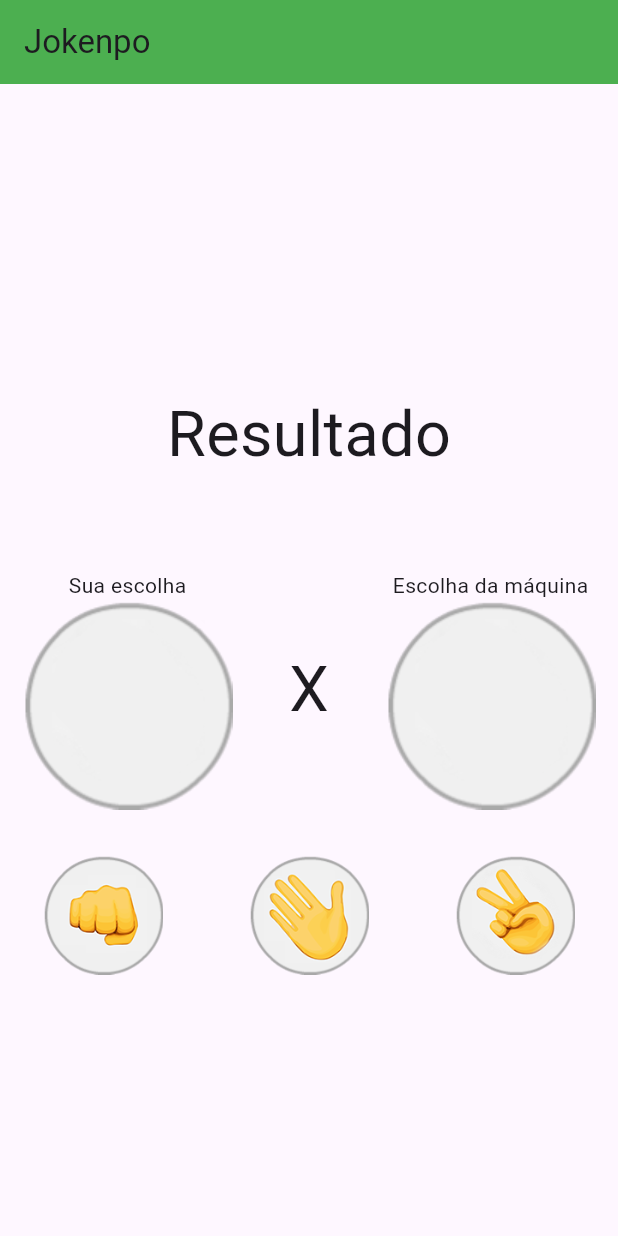
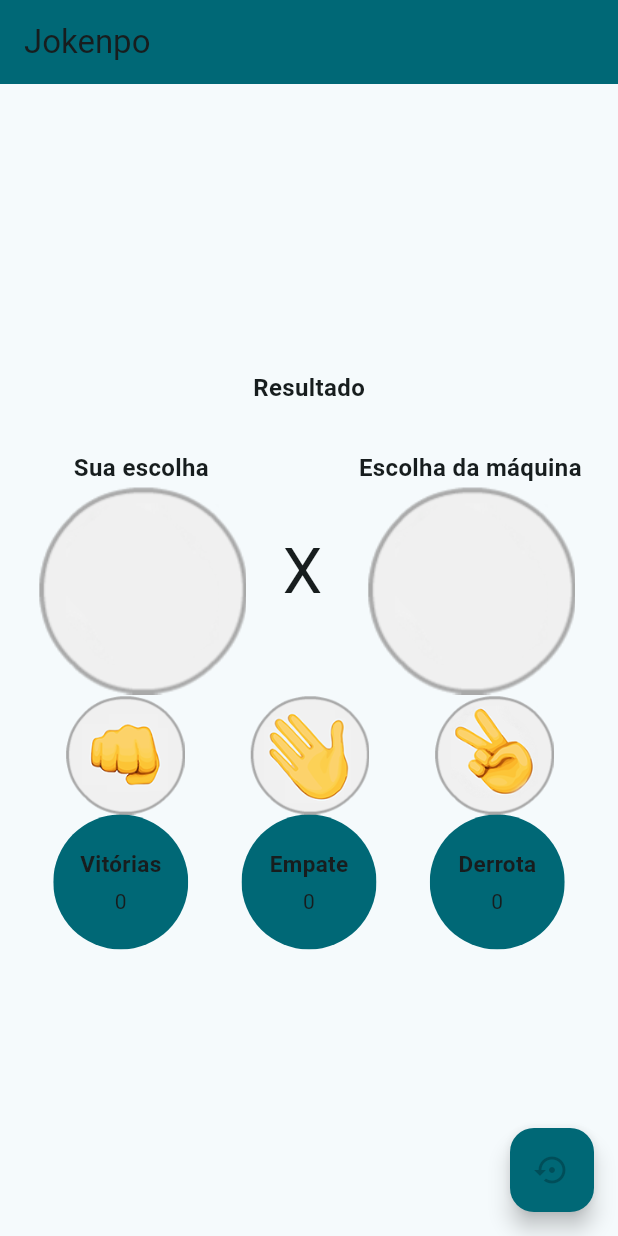
Before and after one commit to LeandroClaytonPivovarsky/jokenpo, a Flutter app: the screen it shows after launch, on a phone screen of 412 x 824 dp. Run offline on Flutter 3.47's test engine with Material 3 defaults, Android fonts, the phone set to English and light mode, and no system bars.

Commit message:
Realizados algumas alterações feitas pelo professor

```diff
--- a/lib/home.dart
+++ b/lib/home.dart
@@ -1,3 +1,5 @@
+import 'dart:math';
+
 import 'package:flutter/cupertino.dart';
 import 'package:flutter/material.dart';
 import 'package:flutter/widgets.dart';
@@ -29,13 +31,13 @@ class MyApp extends StatelessWidget {
         colorScheme: ColorScheme.fromSeed(seedColor: Colors.deepPurple),
         useMaterial3: true,
       ),
-      home: const MyHomePage(title: 'Flutter Demo Home Page'),
+      home: const Jokenpo(title: 'Flutter Demo Home Page'),
     );
   }
 }
 
-class MyHomePage extends StatefulWidget {
-  const MyHomePage({super.key, required this.title});
+class Jokenpo extends StatefulWidget {
+  const Jokenpo({super.key, required this.title});
 
   // This widget is the home page of your application. It is stateful, meaning
   // that it has a State object (defined below) that contains fields that affect
@@ -49,85 +51,171 @@ class MyHomePage extends StatefulWidget {
   final String title;
 
   @override
-  State<MyHomePage> createState() => _MyHomePageState();
+  State<Jokenpo> createState() => _JokenpoState();
 }
 
-class _MyHomePageState extends State<MyHomePage> {
+class _JokenpoState extends State<Jokenpo> {
+  final _imgPadrao = Image(image: AssetImage('assets/images/padrao.png'));
 
+  var _imgApp = Image(image: AssetImage('assets/images/padrao.png'));
+  var _imgAppMaquina = Image(image: AssetImage('assets/images/padrao.png'));
+  String _mensagem = 'Resultado';
+  int numVitorias = 0;
+  int numDerrotas = 0;
+  int numEmpates = 0;
+
+  void _joga(String opcaoJogador) {
+    final lista_opcoes = ['pedra', 'papel', 'tesoura'];
+    final opcaoApp = lista_opcoes[Random().nextInt(3)];
+
+    setState(() {
+      _imgApp = Image(image: AssetImage('assets/images/$opcaoJogador.png'));
+      _imgAppMaquina = Image(image: AssetImage('assets/images/$opcaoApp.png'));
+      _mensagem = _resultado(opcaoJogador, opcaoApp);
+    });
+  }
+
+  String _resultado(String opcaoJogador, String opcaoApp) {
+    final mensagem;
+
+    if ((opcaoJogador == 'pedra' && opcaoApp == 'tesoura') ||
+        (opcaoJogador == 'papel' && opcaoApp == 'pedra') ||
+        (opcaoJogador == 'tesoura' && opcaoApp == 'papel')) {
+      numVitorias++;
+      return 'Jogador ganhou!!';
+    } else if (opcaoApp == opcaoJogador) {
+      numEmpates++;
+      return 'Empate!!!';
+    } else {
+      numDerrotas++;
+      return "A máquina ganhou!";
+    }
+  }
 
   @override
   Widget build(BuildContext context) {
     return Scaffold(
       appBar: AppBar(
-          backgroundColor: Colors.green,
+        backgroundColor: Theme.of(context).colorScheme.primary,
         title: const Text("Jokenpo"),
       ),
-        body:const Column(
+      body: Column(
         mainAxisAlignment: MainAxisAlignment.center,
         children: [
           Padding(
-                padding: EdgeInsets.all(30),
-                child:  Text("Resultado",
-                textScaler: TextScaler.linear(3),) ,
+            padding: EdgeInsets.only(bottom: 30),
+            child: textHome(_mensagem),
           ),
-              Padding(
-                padding: EdgeInsets.only(top: 30, bottom: 30, left: 15, right: 15),
-                child:Row(
-                  mainAxisAlignment: MainAxisAlignment.spaceBetween,
+          Row(
+            mainAxisAlignment: MainAxisAlignment.spaceEvenly,
             children: [
               Column(children: [
-                      Align(
-                        alignment: Alignment.centerLeft,
-                        child: Text("Sua escolha")
-                      ),
-                      Align(
-                        alignment: Alignment.centerLeft,
-                        child: Image(
-                            image: AssetImage('assets/images/padrao.png'),
+                SizedBox(
+                  width: 120,
+                  child: Align(
+                    alignment: Alignment.center,
+                    child: textHome("Sua escolha"),
                   ),
                 ),
+                Align(alignment: Alignment.center, child: _imgApp),
               ]),
-                    Column(children: [
+              Column(
+                children: [
                   Text(
                     "X",
-                        textScaler: TextScaler.linear(3),)
-                    ],),
-
-                    Column(children: [
-                      Text("Escolha da máquina"),
-                      Align(
-                      alignment: Alignment.centerRight,
-                      child: Image(
-                        image: AssetImage('assets/images/padrao.png'))
+                    textScaler: TextScaler.linear(3),
                   )
-                    ],)
-                  ],),
+                ],
               ),
+              Column(
+                children: [
+                  textHome("Escolha da máquina"),
+                  Align(alignment: Alignment.centerRight, child: _imgAppMaquina)
+                ],
+              ),
+            ],
+          ),
+          Row(mainAxisAlignment: MainAxisAlignment.spaceEvenly, children: [
+            choisePlayerDetector('pedra',
+                image: Image.asset(
+                  'assets/images/pedra.png',
+                  width: 80,
+                )),
+            choisePlayerDetector('papel',
+                image: Image.asset(
+                  'assets/images/papel.png',
+                  width: 80,
+                )),
+            choisePlayerDetector('tesoura',
+                image: Image.asset(
+                  'assets/images/tesoura.png',
+                  width: 80,
+                )),
+          ]),
           Row(
-                mainAxisAlignment: MainAxisAlignment.spaceAround,
+            mainAxisAlignment: MainAxisAlignment.spaceEvenly,
             children: [
-                  SizedBox(
-                    width: 80,
-                    child: Image(
-                      image: AssetImage('assets/images/pedra.png')),
-
-                  ),
-                  SizedBox(
-                    width: 80,
-                    child: Image(
-                      image: AssetImage('assets/images/papel.png')),
-
-                  ),
-                  SizedBox(
-                    width: 80,
-                    child: Image(
-                      image: AssetImage('assets/images/tesoura.png')),
-
-                  )
-                ])
+              counterWrapCircle('Vitórias', numVitorias.toString()),
+              counterWrapCircle('Empate', numEmpates.toString()),
+              counterWrapCircle('Derrota', numDerrotas.toString()),
             ],
           )
+        ],
+      ),
+      floatingActionButton: FloatingActionButton(
+        onPressed: () {
+          setState(() {
+            numVitorias = 0;
+            numEmpates = 0;
+            numDerrotas = 0;
+            _imgApp = _imgPadrao;
+            _imgAppMaquina = _imgPadrao;
+          });
+        },
+        child: const Icon(Icons.settings_backup_restore_sharp),
+        backgroundColor: Theme.of(context).colorScheme.primary,
+      ),
     );
+  }
 
+  Text textHome(String text) {
+    return Text(
+      text,
+      style: TextStyle(fontWeight: FontWeight.bold, fontSize: 16),
+    );
+  }
+
+  GestureDetector choisePlayerDetector(String PlayerOpp, {Image? image}) {
+    return GestureDetector(
+      onTap: () => _joga(PlayerOpp),
+      child: image,
+    );
+  }
+
+  SizedBox counterWrapCircle(String textTop, String textBottom) {
+    return SizedBox(
+        height: 90,
+        width: 90,
+        child: ClipOval(
+          child: Material(
+            color: Theme.of(context).colorScheme.primary,
+            child:
+                Column(mainAxisAlignment: MainAxisAlignment.center, children: [
+              Text(
+                textTop,
+                style: const TextStyle(
+                  fontSize: 15,
+                  fontWeight: FontWeight.bold,
+                ),
+              ),
+              const SizedBox(
+                height: 5,
+              ),
+              Text(
+                textBottom,
+              )
+            ]),
+          ),
+        ));
   }
 }
--- a/lib/main.dart
+++ b/lib/main.dart
@@ -2,9 +2,11 @@ import 'package:flutter/material.dart';
 import 'package:jokenpo/home.dart';
 
 void main() {
-  runApp(
-    MaterialApp(
-    debugShowMaterialGrid: false,
-    theme: ThemeData(brightness:  Brightness.light,),
-    home: const MyHomePage(title: "leandraoApp")));
+  runApp(MaterialApp(
+      debugShowMaterialGrid: false,
+      theme: ThemeData(
+        useMaterial3: true,
+        colorScheme: ColorScheme.fromSeed(seedColor: Colors.cyan)
+      ),
+      home: const Jokenpo(title: "leandraoApp")));
 }
```
Lines whose indentation alone changed are shown as unchanged.
